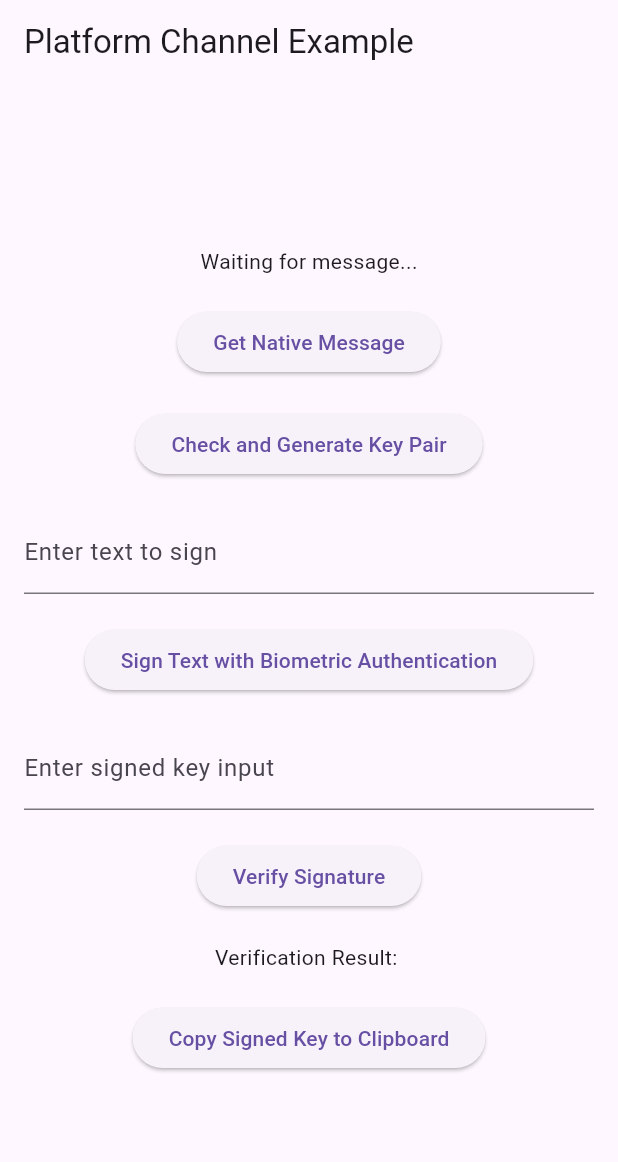
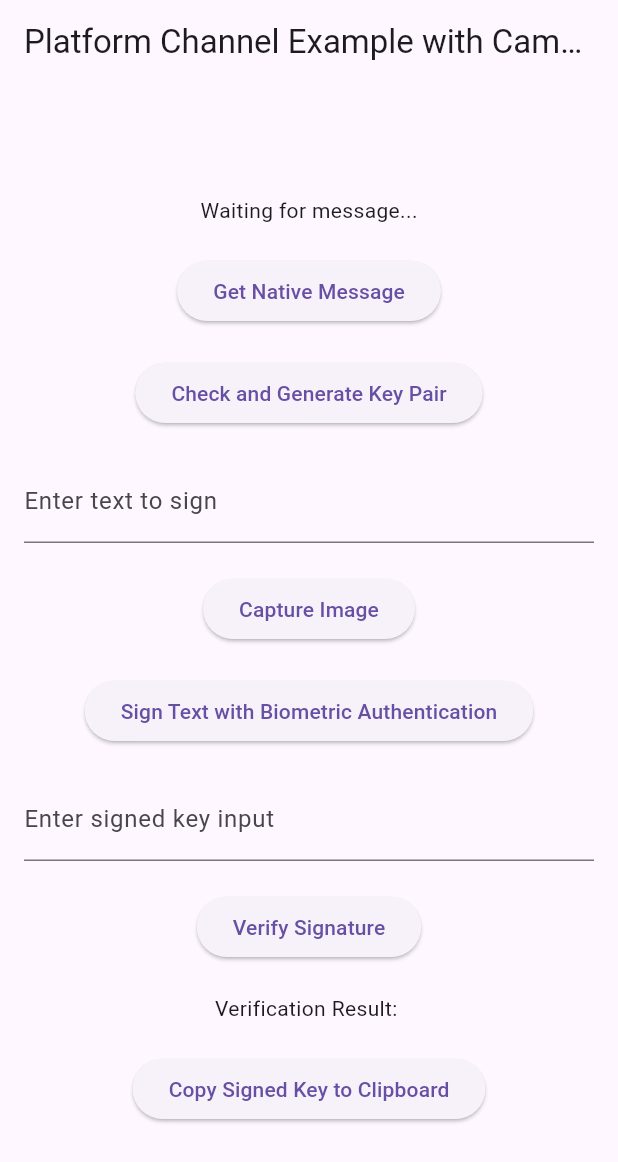
Before and after one commit to Sujeeth021/sih-aadhaar-flutter, a Flutter app: the screen it shows after launch, after a tap on "Verify Signature", on a phone screen of 412 x 824 dp. Shown: the top 1162 px of the screen. Run offline on Flutter 3.47's test engine with Material 3 defaults, Android fonts, the phone set to English and light mode, and no system bars; our stand-ins replace image_picker.

Commit message:
camera added

```diff
--- a/lib/main.dart
+++ b/lib/main.dart
@@ -1,5 +1,7 @@
 import 'package:flutter/material.dart';
 import 'package:flutter/services.dart';
+import 'package:image_picker/image_picker.dart';
+import 'dart:io';
 
 void main() {
   runApp(MyApp());
@@ -27,6 +29,9 @@ class _MyHomePageState extends State<MyHomePage> {
   String _signedKeyInput = '';
   String _verificationResult = '';
   String _textToSign = '';
+  File? _image;
+
+  final ImagePicker _picker = ImagePicker();
 
   Future<void> _getNativeMessage() async {
     String message;
@@ -59,7 +64,10 @@ class _MyHomePageState extends State<MyHomePage> {
   Future<void> _requestBiometricAuth() async {
     String message;
     try {
-      final String result = await platform.invokeMethod('requestBiometricAuth', {'textToSign': _textToSign});
+      final String result = await platform.invokeMethod('requestBiometricAuth', {
+        'textToSign': _textToSign,
+        'imagePath': _image?.path, // Pass the image path to the native platform
+      });
       message = result;
     } on PlatformException catch (e) {
       message = "Failed to authenticate: '${e.message}'.";
@@ -73,7 +81,10 @@ class _MyHomePageState extends State<MyHomePage> {
   Future<void> _verifySignature() async {
     String verificationResult;
     try {
-      final String result = await platform.invokeMethod('verifySignature', {'signedKeyInput': _signedKeyInput, 'originalText': _textToSign});
+      final String result = await platform.invokeMethod('verifySignature', {
+        'signedKeyInput': _signedKeyInput,
+        'originalText': _textToSign,
+      });
       verificationResult = result;
     } on PlatformException catch (e) {
       verificationResult = "Failed to verify signature: '${e.message}'.";
@@ -93,15 +104,25 @@ class _MyHomePageState extends State<MyHomePage> {
     }
   }
 
+  Future<void> _getImageFromCamera() async {
+    final XFile? image = await _picker.pickImage(source: ImageSource.camera);
+    if (image != null) {
+      setState(() {
+        _image = File(image.path);
+      });
+    }
+  }
+
   @override
   Widget build(BuildContext context) {
     return Scaffold(
       appBar: AppBar(
-        title: Text('Platform Channel Example'),
+        title: Text('Platform Channel Example with Camera'),
       ),
       body: Padding(
         padding: const EdgeInsets.all(16.0),
         child: Center(
+          child: SingleChildScrollView(
             child: Column(
               mainAxisAlignment: MainAxisAlignment.center,
               children: <Widget>[
@@ -126,6 +147,15 @@ class _MyHomePageState extends State<MyHomePage> {
                   },
                 ),
                 SizedBox(height: 20),
+                ElevatedButton(
+                  onPressed: _getImageFromCamera,
+                  child: Text('Capture Image'),
+                ),
+                SizedBox(height: 20),
+                if (_image != null) ...[
+                  Image.file(_image!),
+                  SizedBox(height: 20),
+                ],
                 ElevatedButton(
                   onPressed: _requestBiometricAuth,
                   child: Text('Sign Text with Biometric Authentication'),
@@ -155,6 +185,7 @@ class _MyHomePageState extends State<MyHomePage> {
             ),
           ),
         ),
+      ),
     );
   }
 }
--- a/pubspec.yaml
+++ b/pubspec.yaml
@@ -11,6 +11,7 @@ environment:
 dependencies:
   flutter:
     sdk: flutter
+  image_picker: ^0.8.5+3
 
 dev_dependencies:
   flutter_test:
```
Also changed, not shown: pubspec.lock, 5 other files. Lines whose indentation alone changed are shown as unchanged.
